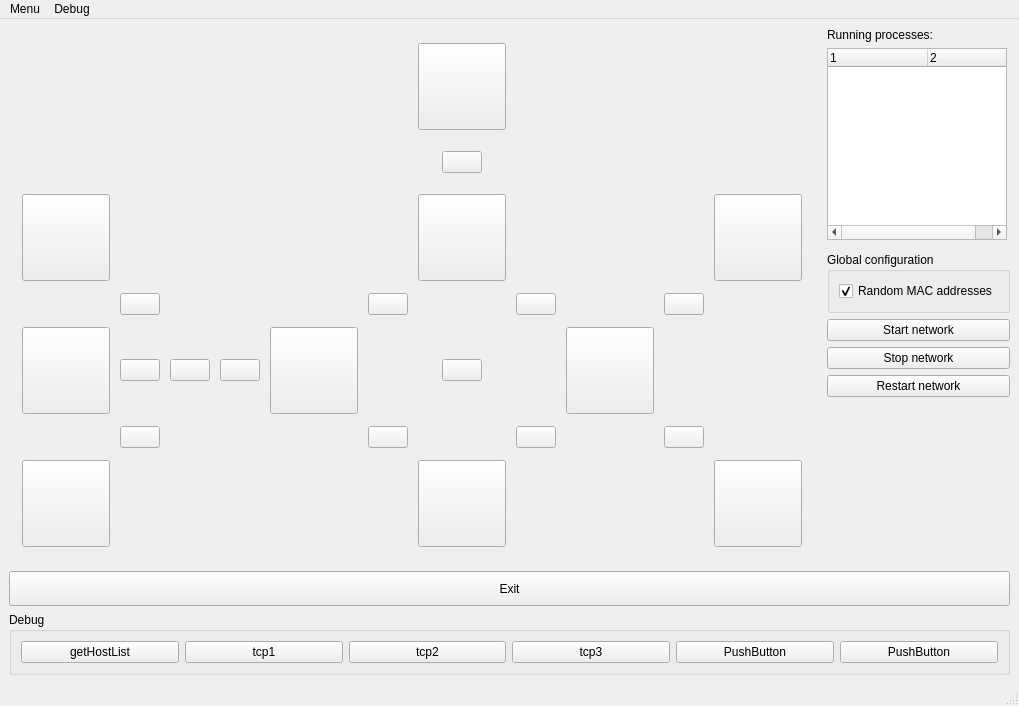
Old version of the form topo.ui in the repository koppd/mt.
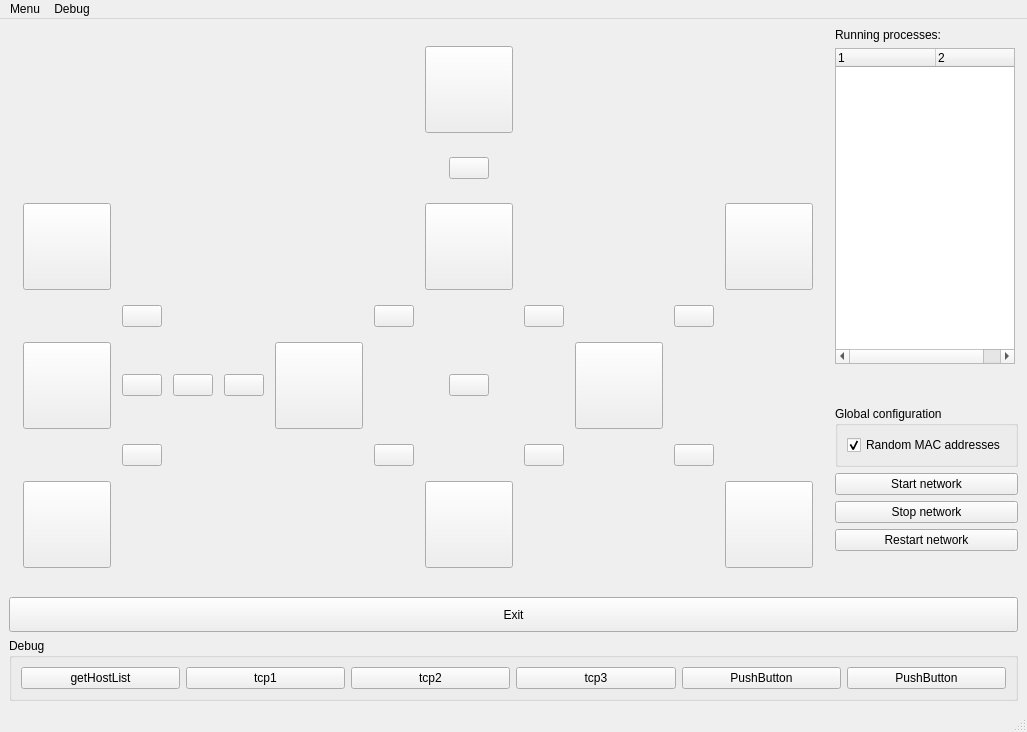
New version of the form. Icons and pictures are not drawn.

Diff of the .ui file:
```diff
--- a/topo.ui
+++ b/topo.ui
@@ -6,8 +6,8 @@
    <rect>
     <x>0</x>
     <y>0</y>
-    <width>1019</width>
-    <height>706</height>
+    <width>1027</width>
+    <height>732</height>
    </rect>
   </property>
   <property name="windowTitle">
@@ -15,26 +15,6 @@
   </property>
   <widget class="QWidget" name="centralwidget">
    <layout class="QGridLayout" name="gridLayout_2">
-    <item row="4" column="1">
-     <widget class="QPushButton" name="bpStartMN">
-      <property name="text">
-       <string>Start network</string>
-      </property>
-     </widget>
-    </item>
-    <item row="7" column="1">
-     <spacer name="verticalSpacer">
-      <property name="orientation">
-       <enum>Qt::Vertical</enum>
-      </property>
-      <property name="sizeHint" stdset="0">
-       <size>
-        <width>20</width>
-        <height>10</height>
-       </size>
-      </property>
-     </spacer>
-    </item>
     <item row="0" column="1">
      <widget class="QLabel" name="label">
       <property name="text">
@@ -42,8 +22,27 @@
       </property>
      </widget>
     </item>
+    <item row="9" column="0" colspan="2">
+     <widget class="QPushButton" name="pbExit">
+      <property name="minimumSize">
+       <size>
+        <width>0</width>
+        <height>35</height>
+       </size>
+      </property>
+      <property name="text">
+       <string>Exit</string>
+      </property>
+     </widget>
+    </item>
     <item row="1" column="1">
      <widget class="QTreeWidget" name="runningServices">
+      <property name="sizePolicy">
+       <sizepolicy hsizetype="Expanding" vsizetype="Expanding">
+        <horstretch>0</horstretch>
+        <verstretch>1</verstretch>
+       </sizepolicy>
+      </property>
       <property name="minimumSize">
        <size>
         <width>180</width>
@@ -83,7 +82,14 @@
       </column>
      </widget>
     </item>
-    <item row="3" column="1">
+    <item row="6" column="1">
+     <widget class="QPushButton" name="bpStopMN">
+      <property name="text">
+       <string>Stop network</string>
+      </property>
+     </widget>
+    </item>
+    <item row="4" column="1">
      <widget class="QGroupBox" name="groupBox">
       <property name="title">
        <string>Global configuration</string>
@@ -102,34 +108,21 @@
       </layout>
      </widget>
     </item>
-    <item row="8" column="0" colspan="2">
-     <widget class="QPushButton" name="pbExit">
-      <property name="minimumSize">
-       <size>
-        <width>0</width>
-        <height>35</height>
-       </size>
-      </property>
-      <property name="text">
-       <string>Exit</string>
-      </property>
-     </widget>
-    </item>
     <item row="5" column="1">
-     <widget class="QPushButton" name="bpStopMN">
+     <widget class="QPushButton" name="bpStartMN">
       <property name="text">
-       <string>Stop network</string>
+       <string>Start network</string>
       </property>
      </widget>
     </item>
-    <item row="6" column="1">
+    <item row="7" column="1">
      <widget class="QPushButton" name="bpRestartMN">
       <property name="text">
        <string>Restart network</string>
       </property>
      </widget>
     </item>
-    <item row="0" column="0" rowspan="8">
+    <item row="0" column="0" rowspan="9">
      <widget class="QWidget" name="TopoArea" native="true">
       <layout class="QGridLayout" name="gridLayout">
        <item row="2" column="6">
@@ -508,7 +501,7 @@
       </layout>
      </widget>
     </item>
-    <item row="9" column="0" colspan="2">
+    <item row="10" column="0" colspan="2">
      <widget class="QGroupBox" name="groupBox_2">
       <property name="title">
        <string>Debug</string>
@@ -559,6 +552,38 @@
       </layout>
      </widget>
     </item>
+    <item row="2" column="1">
+     <spacer name="verticalSpacer_2">
+      <property name="orientation">
+       <enum>Qt::Vertical</enum>
+      </property>
+      <property name="sizeType">
+       <enum>QSizePolicy::Expanding</enum>
+      </property>
+      <property name="sizeHint" stdset="0">
+       <size>
+        <width>0</width>
+        <height>30</height>
+       </size>
+      </property>
+     </spacer>
+    </item>
+    <item row="8" column="1">
+     <spacer name="verticalSpacer">
+      <property name="orientation">
+       <enum>Qt::Vertical</enum>
+      </property>
+      <property name="sizeType">
+       <enum>QSizePolicy::Expanding</enum>
+      </property>
+      <property name="sizeHint" stdset="0">
+       <size>
+        <width>20</width>
+        <height>40</height>
+       </size>
+      </property>
+     </spacer>
+    </item>
    </layout>
   </widget>
   <widget class="QMenuBar" name="menubar">
@@ -566,8 +591,8 @@
     <rect>
      <x>0</x>
      <y>0</y>
-     <width>1019</width>
-     <height>29</height>
+     <width>1027</width>
+     <height>31</height>
     </rect>
    </property>
    <widget class="QMenu" name="menuMenu">
```
